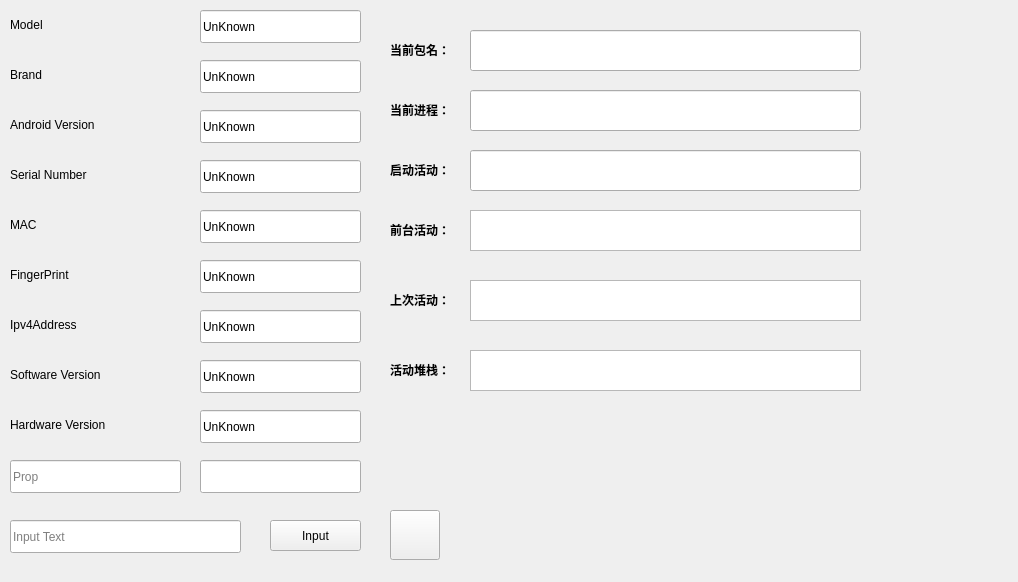
Qt form tools.ui (Kang0-1/ADBUtil) before a commit.
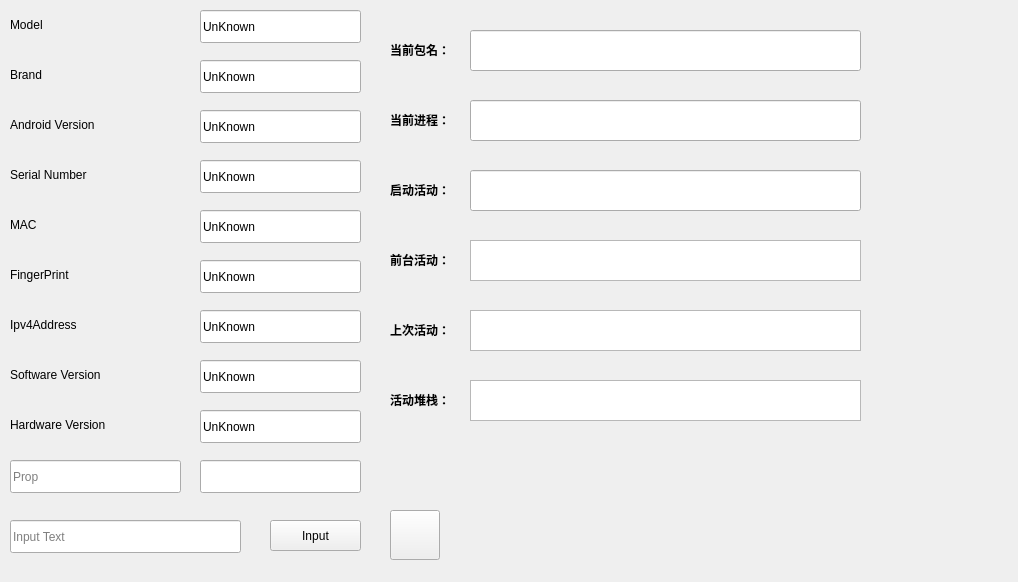
The same form after that commit. Custom widgets are drawn as their Qt base class.

What changed in the file:
```diff
--- a/tools.ui
+++ b/tools.ui
@@ -425,7 +425,7 @@
     <property name="geometry">
      <rect>
       <x>20</x>
-      <y>360</y>
+      <y>390</y>
       <width>71</width>
       <height>19</height>
      </rect>
@@ -442,7 +442,7 @@
     <property name="geometry">
      <rect>
       <x>20</x>
-      <y>290</y>
+      <y>320</y>
       <width>71</width>
       <height>19</height>
      </rect>
@@ -459,7 +459,7 @@
     <property name="geometry">
      <rect>
       <x>20</x>
-      <y>220</y>
+      <y>250</y>
       <width>71</width>
       <height>19</height>
      </rect>
@@ -476,7 +476,7 @@
     <property name="geometry">
      <rect>
       <x>20</x>
-      <y>160</y>
+      <y>180</y>
       <width>71</width>
       <height>19</height>
      </rect>
@@ -493,7 +493,7 @@
     <property name="geometry">
      <rect>
       <x>20</x>
-      <y>100</y>
+      <y>110</y>
       <width>71</width>
       <height>19</height>
      </rect>
@@ -527,7 +527,7 @@
     <property name="geometry">
      <rect>
       <x>100</x>
-      <y>350</y>
+      <y>380</y>
       <width>391</width>
       <height>41</height>
      </rect>
@@ -540,7 +540,7 @@
     <property name="geometry">
      <rect>
       <x>100</x>
-      <y>150</y>
+      <y>170</y>
       <width>391</width>
       <height>41</height>
      </rect>
@@ -568,7 +568,7 @@
     <property name="geometry">
      <rect>
       <x>100</x>
-      <y>90</y>
+      <y>100</y>
       <width>391</width>
       <height>41</height>
      </rect>
@@ -715,7 +715,7 @@
     <property name="geometry">
      <rect>
       <x>100</x>
-      <y>280</y>
+      <y>310</y>
       <width>391</width>
       <height>41</height>
      </rect>
@@ -728,7 +728,7 @@
     <property name="geometry">
      <rect>
       <x>100</x>
-      <y>210</y>
+      <y>240</y>
       <width>391</width>
       <height>41</height>
      </rect>
```
